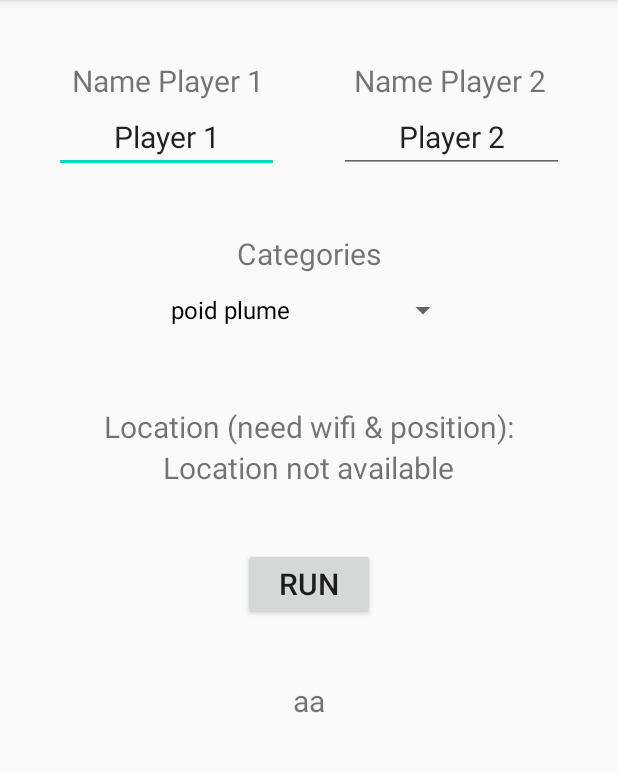
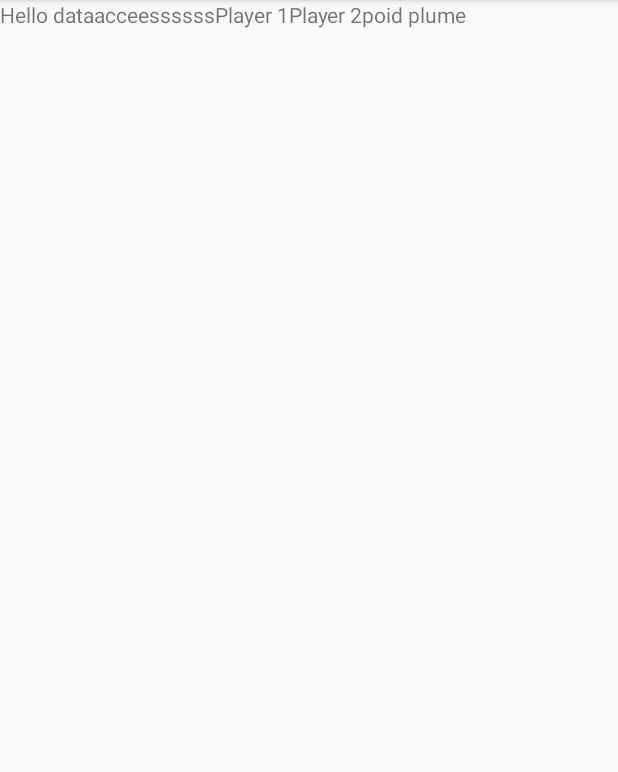
Before and after one commit to techorem/Android-Project, an Android app: the fragment newmatch shown on its own in the app's theme, after a tap on "RUN", on a phone screen of 412 x 824 dp, the part 84-856 px from its top. Run offline under Robolectric (Android 15) with nearby library versions, the phone set to English and light mode, and no system bars.

Commit message:
current match created

```diff
--- a/app/src/main/AndroidManifest.xml
+++ b/app/src/main/AndroidManifest.xml
@@ -19,10 +19,10 @@
             android:theme="@style/AppTheme.NoActionBar">
             <intent-filter>
                 <action android:name="android.intent.action.MAIN" />
-
                 <category android:name="android.intent.category.LAUNCHER" />
             </intent-filter>
         </activity>
+        <activity android:name=".ui.CurrentMatchActivity"  />
     </application>
 
 </manifest>
--- /dev/null
+++ b/app/src/main/java/com/example/androidproject/ui/CurrentMatchActivity.java
@@ -0,0 +1,31 @@
+package com.example.androidproject.ui;
+
+import android.os.Bundle;
+import android.widget.TextView;
+
+import androidx.appcompat.app.AppCompatActivity;
+
+import com.example.androidproject.R;
+
+public class CurrentMatchActivity extends AppCompatActivity {
+
+
+    private String tab[];
+    private TextView debugField;
+
+    @Override
+    public void onCreate(Bundle savedInstanceState) {
+        super.onCreate(savedInstanceState);
+        setContentView(R.layout.activity_currentmatch);
+
+
+        Bundle extras = getIntent().getExtras();
+        String tab[] = extras.getStringArray("infos");
+
+        debugField = (TextView) findViewById(R.id.textview1);
+        for (int i =0 ; i< 4 ; i++)
+            debugField.setText(debugField.getText() + tab[i]);
+    }
+
+
+}
--- a/app/src/main/java/com/example/androidproject/ui/newmatch/newmatch.java
+++ b/app/src/main/java/com/example/androidproject/ui/newmatch/newmatch.java
@@ -35,6 +35,7 @@ import android.widget.Toast;
 
 import com.example.androidproject.MainActivity;
 import com.example.androidproject.R;
+import com.example.androidproject.ui.CurrentMatchActivity;
 
 import java.io.IOException;
 import java.util.List;
@@ -312,10 +313,10 @@ public class newmatch extends Fragment implements LocationListener, AdapterView.
             new CalculateAsyncTask(TextOperation).execute(invalue);*/
 
 
-            /*Intent myIntent = new Intent(this, HystoriActivity.class);
-            myIntent.putExtra("lastOperation", prevope);
-            myIntent.putExtra("lastResult", TextResultat.getText());
-            startActivity(myIntent);*/
+            Intent myIntent = new Intent(getContext(), CurrentMatchActivity.class);
+            myIntent.putExtra("infos", tab);
+            startActivity(myIntent);
+
         }else{
             //TextOperation.setText(TextOperation.getText() + String.valueOf(view.getTag()));
         }
--- /dev/null
+++ b/app/src/main/res/layout/activity_currentmatch.xml
@@ -0,0 +1,20 @@
+<?xml version="1.0" encoding="utf-8"?>
+<androidx.constraintlayout.widget.ConstraintLayout
+    xmlns:android="http://schemas.android.com/apk/res/android"
+    android:layout_width="match_parent"
+    android:layout_height="match_parent"
+    xmlns:tools="http://schemas.android.com/tools"
+    tools:context=".ui.CurrentMatchActivity">
+
+
+
+
+    <TextView
+        android:id="@+id/textview1"
+        android:layout_width="match_parent"
+        android:layout_height="match_parent"
+        android:text="Hello dataacceessssss" />
+
+
+
+</androidx.constraintlayout.widget.ConstraintLayout>
```
